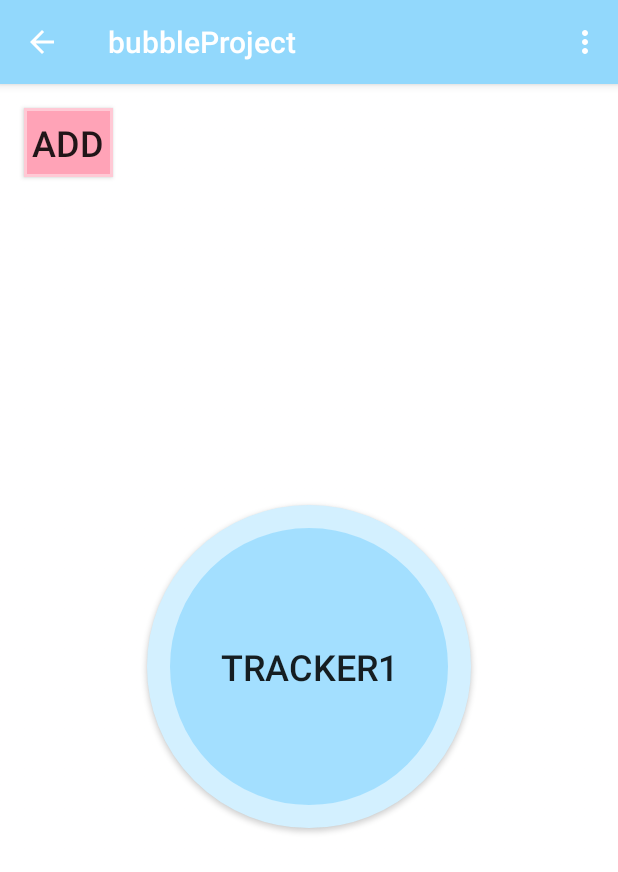
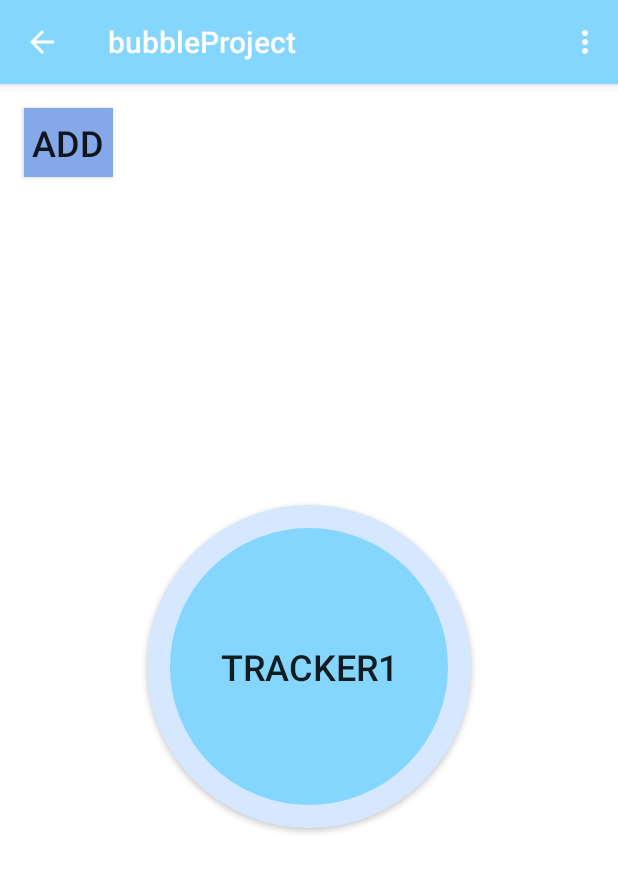
Before and after one commit to dianaleeg/BUBBLE, an Android app: the screen it shows after launch (MainActivity), on a phone screen of 412 x 824 dp. Shown: the top 872 px of the screen. Run offline under Robolectric (Android 15) with nearby library versions, the phone set to English and light mode, and no system bars.

Commit message:
Google Maps API Key Change
Google Maps JAVASCRIPT Key Change

```diff
--- a/app/src/debug/res/values/google_maps_api.xml
+++ b/app/src/debug/res/values/google_maps_api.xml
@@ -21,6 +21,6 @@
     string in this file.
     -->
     <string name="google_maps_key" templateMergeStrategy="preserve" translatable="false">
-        AIzaSyDe7LALwtaKiq2dpJLAvdHCfZpKqHy2JAE
+        AIzaSyCjlQNinjrXF-kwtG5_neJpR2llSyW9hDg
     </string>
 </resources>
--- a/app/src/main/res/drawable/circle_button.xml
+++ b/app/src/main/res/drawable/circle_button.xml
@@ -1,8 +1,8 @@
 <shape xmlns:android="http://schemas.android.com/apk/res/android"
     android:shape="oval">
-    <stroke android:color="#d3f0ff"
+    <stroke android:color="#d6e8ff"
         android:width="15dp"></stroke>
-    <solid android:color="#a3dfff"></solid>
+    <solid android:color="#84d6ff"></solid>
     <size android:width="120dp"
         android:height="120dp"></size>
 </shape>
--- /dev/null
+++ b/app/src/main/res/drawable/darkercolor_button.xml
@@ -0,0 +1,8 @@
+<shape xmlns:android="http://schemas.android.com/apk/res/android"
+    android:shape="rectangle">
+    <!--<stroke android:color="#86a8e0"-->
+        <!--android:width="2dp"></stroke>-->
+    <solid android:color="#84a8e8"></solid>
+    <size android:width="120dp"
+        android:height="120dp"></size>
+</shape>
--- a/app/src/main/res/drawable/orange_button.xml
+++ /dev/null
@@ -1,8 +0,0 @@
-<shape xmlns:android="http://schemas.android.com/apk/res/android"
-    android:shape="rectangle">
-    <stroke android:color="#ffc9d5"
-        android:width="2dp"></stroke>
-    <solid android:color="#ffa3b7"></solid>
-    <size android:width="120dp"
-        android:height="120dp"></size>
-</shape>
--- a/app/src/main/res/layout/activity_main.xml
+++ b/app/src/main/res/layout/activity_main.xml
@@ -19,7 +19,7 @@
         android:layout_marginLeft="16dp"
         android:layout_marginStart="16dp"
         android:layout_marginTop="16dp"
-        android:background="@drawable/orange_button"
+        android:background="@drawable/darkercolor_button"
         android:text="@string/addTracker"
         android:textSize="24sp"
         app:layout_constraintLeft_toLeftOf="parent"
--- a/app/src/main/res/layout/activity_tracker1_page.xml
+++ b/app/src/main/res/layout/activity_tracker1_page.xml
@@ -31,6 +31,7 @@
         android:layout_marginLeft="8dp"
         android:layout_marginRight="8dp"
         android:text="ToggleButton"
+        android:background="@drawable/darkercolor_button"
         app:layout_constraintBottom_toBottomOf="parent"
         app:layout_constraintLeft_toLeftOf="parent"
         app:layout_constraintRight_toRightOf="parent"
@@ -46,6 +47,7 @@
         android:layout_marginTop="93dp"
         android:text="Location:"
         android:textSize="22sp"
+        android:textColor="#000000"
         app:layout_constraintLeft_toLeftOf="parent"
         app:layout_constraintTop_toTopOf="parent"
         android:layout_marginStart="16dp" />
@@ -58,6 +60,7 @@
         android:layout_marginTop="268dp"
         android:text="Schedule:"
         android:textSize="22sp"
+        android:textColor="#000000"
         app:layout_constraintLeft_toLeftOf="parent"
         app:layout_constraintTop_toTopOf="parent"
         android:layout_marginStart="16dp" />
--- a/app/src/main/res/values/colors.xml
+++ b/app/src/main/res/values/colors.xml
@@ -1,6 +1,6 @@
 <?xml version="1.0" encoding="utf-8"?>
 <resources>
-    <color name="colorPrimary">#92d8fc</color>
-    <color name="colorPrimaryDark">#ffdbe3</color>
+    <color name="colorPrimary">#84d6ff</color>
+    <color name="colorPrimaryDark">#84a8e8</color>
     <color name="colorAccent">#61bae8</color>
 </resources>
```
Also changed, not shown: 9 other files.
